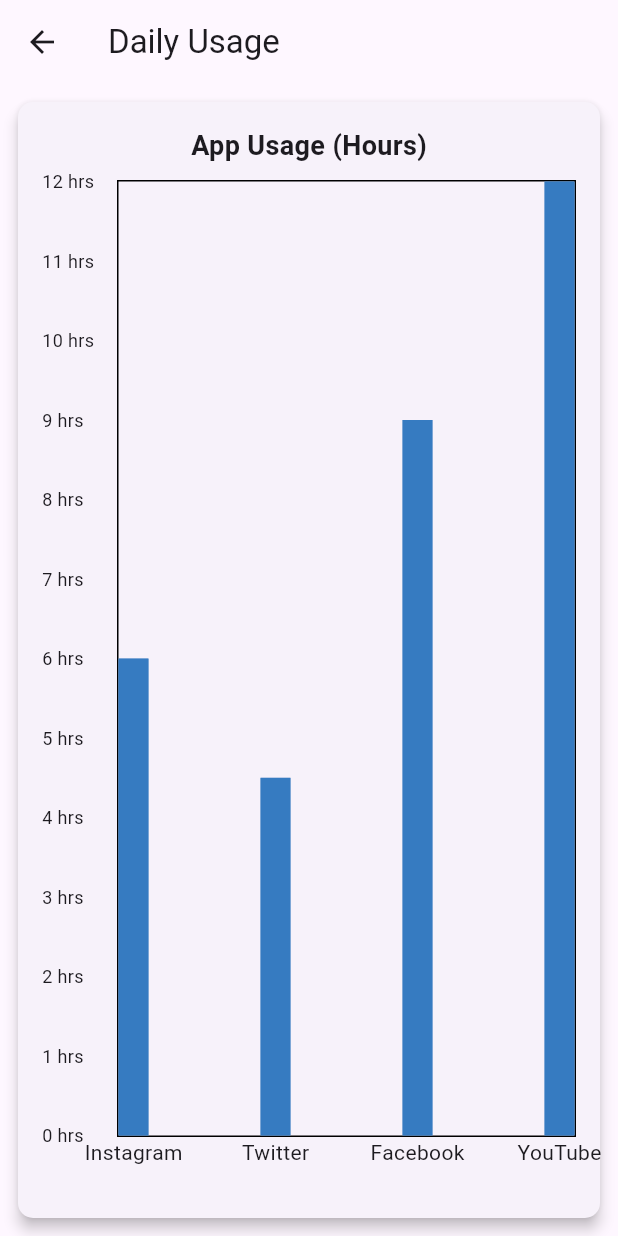
After one commit to AshishNamdeo14/SS12-ADHD-HabitDoc, a Flutter app: the DashboardPage screen opened directly, after a tap on "Daily Usage", on a phone screen of 412 x 824 dp. The commit adds this screen. Run offline on Flutter 3.47's test engine with Material 3 defaults, Android fonts, the phone set to English and light mode, and no system bars; drawn by our look-alikes of fl_chart; our stand-ins replace camera, confetti, firebase_core, flutter_animate, flutter_chat_types, flutter_chat_ui and 2 more; missing offline and left inert: app_usage; accounts and stored records are empty.

Commit message:
Added Dashboard for App

```diff
--- a/lib/components/base/footer/homeFooter.dart
+++ b/lib/components/base/footer/homeFooter.dart
@@ -2,6 +2,7 @@
 import 'package:ss12/components/base/_home/HomePage.dart';
 import 'package:ss12/components/chat_screen/chat_screen.dart';
 import 'package:ss12/components/dailyTasks/DailyTaskPage.dart';
+import 'package:ss12/components/dashboard/DashboardPage.dart';
 import 'package:ss12/models/selectedapps.dart';
 
 class homeFooter extends StatefulWidget {
@@ -23,7 +24,7 @@
     // Navigate based on selected index or destination
     switch (index) {
       case 0:
-         Navigator.push(context, MaterialPageRoute(builder: (context) => ChatScreen()));
+         Navigator.push(context, MaterialPageRoute(builder: (context) => DashboardPage()));
         break;
       case 1:
        Navigator.push(context, MaterialPageRoute(builder: (context) => DailyTaskPage()));
--- /dev/null
+++ b/lib/components/dashboard/DashboardPage.dart
@@ -0,0 +1,280 @@
+import 'package:fl_chart/fl_chart.dart';
+import 'package:flutter/material.dart';
+
+// Define your color palette
+const Color primaryColor = Color(0xFF367bc1);
+const Color accentColor = Color(0xFF76b4b5);
+
+void main() => runApp(MaterialApp(home: DashboardPage()));
+
+class DashboardPage extends StatelessWidget {
+  @override
+  Widget build(BuildContext context) {
+    return Scaffold(
+      appBar: AppBar(title: Text('User Stats'), backgroundColor: primaryColor),
+      body: Center(
+        child: Column(
+          mainAxisAlignment: MainAxisAlignment.center,
+          children: [
+            ElevatedButton(
+              onPressed: () {
+                Navigator.push(
+                  context,
+                  MaterialPageRoute(builder: (context) => BarChartPage()),
+                );
+              },
+              style: ElevatedButton.styleFrom(
+                backgroundColor: primaryColor,
+                padding: EdgeInsets.symmetric(horizontal: 40, vertical: 16),
+                shape: RoundedRectangleBorder(
+                  borderRadius: BorderRadius.circular(10),
+                ),
+                elevation: 5,
+              ),
+              child: Text(
+                'Daily Usage',
+                style: TextStyle(fontSize: 18, color: Colors.white),
+              ),
+            ),
+            SizedBox(height: 20),
+            ElevatedButton(
+              onPressed: () {
+                Navigator.push(
+                  context,
+                  MaterialPageRoute(builder: (context) => StockChartPage()),
+                );
+              },
+              style: ElevatedButton.styleFrom(
+                backgroundColor: accentColor,
+                padding: EdgeInsets.symmetric(horizontal: 40, vertical: 16),
+                shape: RoundedRectangleBorder(
+                  borderRadius: BorderRadius.circular(10),
+                ),
+                elevation: 5,
+              ),
+              child: Text(
+                'Weekly Usage',
+                style: TextStyle(fontSize: 18, color: Colors.white),
+              ),
+            ),
+          ],
+        ),
+      ),
+    );
+  }
+}
+
+class BarChartPage extends StatelessWidget {
+  @override
+  Widget build(BuildContext context) {
+    Map<String, int> appUsageData = {
+      'Instagram': 120,
+      'Twitter': 90,
+      'Facebook': 180,
+      'YouTube': 240,
+    };
+
+    List<BarChartGroupData> barGroups =
+        appUsageData.entries.map((entry) {
+          String appName = entry.key;
+          double timeSpentHours = entry.value / 60.0;
+          double scaledTimeSpentHours = timeSpentHours * 3;
+
+          return BarChartGroupData(
+            x: appUsageData.keys.toList().indexOf(appName),
+            barRods: [
+              BarChartRodData(
+                toY: scaledTimeSpentHours,
+                color: primaryColor,
+                width: 20,
+                rodStackItems: [
+                  BarChartRodStackItem(0, scaledTimeSpentHours, primaryColor),
+                ],
+                borderRadius: BorderRadius.zero,
+              ),
+            ],
+          );
+        }).toList();
+
+    return Scaffold(
+      appBar: AppBar(title: Text('Daily Usage')),
+      body: Padding(
+        padding: const EdgeInsets.all(8.0),
+        child: Card(
+          elevation: 4,
+          shape: RoundedRectangleBorder(
+            borderRadius: BorderRadius.circular(10),
+          ),
+          child: Padding(
+            padding: const EdgeInsets.all(16.0),
+            child: Column(
+              children: [
+                Text(
+                  'App Usage (Hours)',
+                  style: TextStyle(fontSize: 18, fontWeight: FontWeight.bold),
+                ),
+                SizedBox(height: 10),
+                Expanded(
+                  child: Center(
+                    child: BarChart(
+                      BarChartData(
+                        alignment: BarChartAlignment.spaceBetween,
+                        barGroups: barGroups,
+                        titlesData: FlTitlesData(
+                          leftTitles: AxisTitles(
+                            sideTitles: SideTitles(
+                              showTitles: true,
+                              reservedSize: 50,
+                              getTitlesWidget: (value, titleMeta) {
+                                return Padding(
+                                  padding: const EdgeInsets.only(right: 8.0),
+                                  child: Text(
+                                    '${value.toInt()} hrs',
+                                    style: TextStyle(fontSize: 12),
+                                  ),
+                                );
+                              },
+                              interval: 1,
+                            ),
+                          ),
+                          bottomTitles: AxisTitles(
+                            sideTitles: SideTitles(
+                              showTitles: true,
+                              getTitlesWidget: (value, titleMeta) {
+                                return Text(
+                                  appUsageData.keys.toList()[value.toInt()],
+                                  overflow: TextOverflow.ellipsis,
+                                );
+                              },
+                              reservedSize: 38,
+                              interval: 1,
+                            ),
+                          ),
+                          topTitles: AxisTitles(
+                            sideTitles: SideTitles(showTitles: false),
+                          ),
+                          rightTitles: AxisTitles(
+                            sideTitles: SideTitles(showTitles: false),
+                          ),
+                        ),
+                        borderData: FlBorderData(show: true),
+                        gridData: FlGridData(show: false),
+                        maxY: 12,
+                        barTouchData: BarTouchData(
+                          enabled: true,
+                          touchTooltipData: BarTouchTooltipData(
+                            getTooltipItem: (group, groupIndex, rod, rodIndex) {
+                              String appName =
+                                  appUsageData.keys.toList()[group.x];
+                              return BarTooltipItem(
+                                '${rod.toY.toStringAsFixed(1)} hrs\n$appName',
+                                TextStyle(color: Colors.white),
+                              );
+                            },
+                          ),
+                        ),
+                      ),
+                    ),
+                  ),
+                ),
+              ],
+            ),
+          ),
+        ),
+      ),
+    );
+  }
+}
+
+class StockChartPage extends StatelessWidget {
+  @override
+  Widget build(BuildContext context) {
+    Map<int, int> weeklyUsageData = {1: 15, 2: 10, 3: 5, 4: 2};
+
+    List<FlSpot> spots =
+        weeklyUsageData.entries.map((entry) {
+          return FlSpot(entry.key.toDouble(), entry.value.toDouble());
+        }).toList();
+
+    List<String> weekNames = ['Week 1', 'Week 2', 'Week 3', 'Week 4'];
+
+    return Scaffold(
+      appBar: AppBar(title: Text('Weekly Usage')),
+      body: Padding(
+        padding: const EdgeInsets.all(8.0),
+        child: Card(
+          elevation: 4,
+          shape: RoundedRectangleBorder(
+            borderRadius: BorderRadius.circular(10),
+          ),
+          child: Padding(
+            padding: const EdgeInsets.all(16.0),
+            child: Column(
+              children: [
+                Text(
+                  'App Usage Over Time (Weeks)',
+                  style: TextStyle(fontSize: 18, fontWeight: FontWeight.bold),
+                ),
+                SizedBox(height: 10),
+                Expanded(
+                  child: Center(
+                    child: LineChart(
+                      LineChartData(
+                        gridData: FlGridData(show: false),
+                        titlesData: FlTitlesData(
+                          leftTitles: AxisTitles(
+                            sideTitles: SideTitles(
+                              showTitles: true,
+                              reservedSize: 50,
+                              getTitlesWidget: (value, titleMeta) {
+                                return Padding(
+                                  padding: const EdgeInsets.only(right: 8.0),
+                                  child: Text(
+                                    '${value.toInt()}',
+                                    style: TextStyle(fontSize: 12),
+                                  ),
+                                );
+                              },
+                              interval: 5,
+                            ),
+                          ),
+                          bottomTitles: AxisTitles(
+                            sideTitles: SideTitles(
+                              showTitles: true,
+                              getTitlesWidget: (value, titleMeta) {
+                                return Text(weekNames[value.toInt() - 1]);
+                              },
+                              reservedSize: 38,
+                              interval: 1,
+                            ),
+                          ),
+                          topTitles: AxisTitles(
+                            sideTitles: SideTitles(showTitles: false),
+                          ),
+                          rightTitles: AxisTitles(
+                            sideTitles: SideTitles(showTitles: false),
+                          ),
+                        ),
+                        borderData: FlBorderData(show: true),
+                        minY: 0,
+                        maxY: 15,
+                        lineBarsData: [
+                          LineChartBarData(
+                            spots: spots,
+                            isCurved: true,
+                            color: accentColor,
+                            belowBarData: BarAreaData(show: true),
+                          ),
+                        ],
+                      ),
+                    ),
+                  ),
+                ),
+              ],
+            ),
+          ),
+        ),
+      ),
+    );
+  }
+}
--- a/pubspec.yaml
+++ b/pubspec.yaml
@@ -50,6 +50,9 @@
   app_usage: ^4.0.0
   flutter_animate: ^4.5.0
   confetti: ^0.7.0
+  charts_flutter: ^0.12.0 # Or the latest version
+  fl_chart: ^0.70.2
+
   # flutter_local_notifications: ^9.1.1
 
 dev_dependencies:
```
Also changed, not shown: pubspec.lock.
